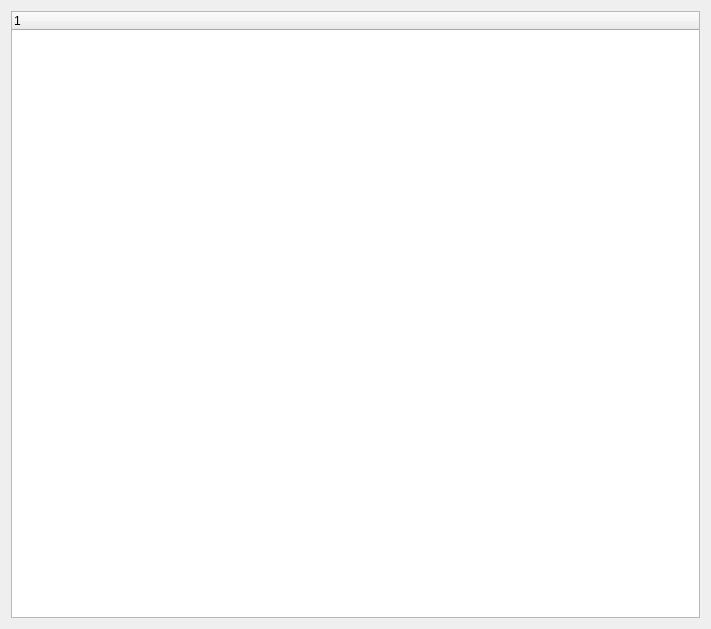
Above: Qt_Notes/Example/DesignerSimpleSample/Widget/QTreeWidgetTest.ui from Jacob-xyb/Cpp_Note before the change. Below: the same form after it.
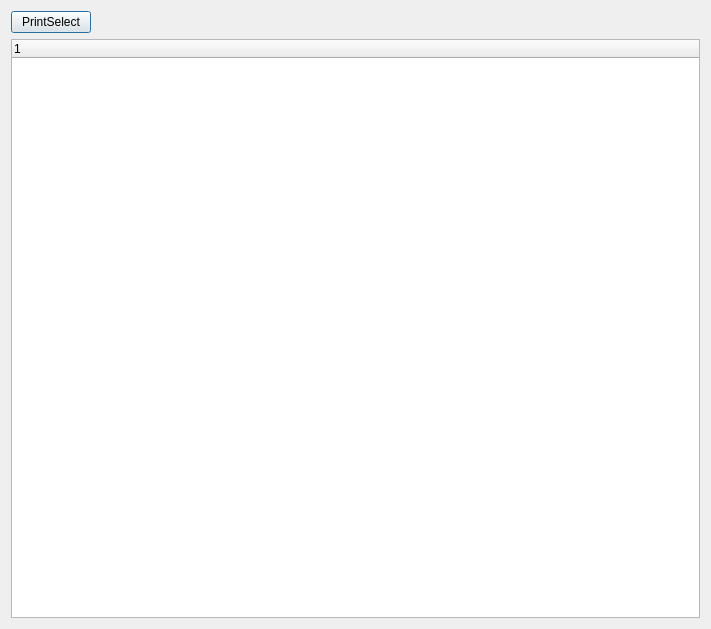
That is the form after the change.

Patch:
```diff
--- a/Qt_Notes/Example/DesignerSimpleSample/Widget/QTreeWidgetTest.ui
+++ b/Qt_Notes/Example/DesignerSimpleSample/Widget/QTreeWidgetTest.ui
@@ -13,9 +13,39 @@
   <property name="windowTitle">
    <string>QTreeWidgetTest</string>
   </property>
-  <layout class="QHBoxLayout" name="horizontalLayout">
+  <layout class="QVBoxLayout" name="verticalLayout">
    <item>
-    <widget class="QTreeWidget" name="treeWidget"/>
+    <layout class="QHBoxLayout" name="horizontalLayout">
+     <item>
+      <widget class="QPushButton" name="btn_PrintSelect">
+       <property name="text">
+        <string>PrintSelect</string>
+       </property>
+      </widget>
+     </item>
+     <item>
+      <spacer name="horizontalSpacer">
+       <property name="orientation">
+        <enum>Qt::Horizontal</enum>
+       </property>
+       <property name="sizeHint" stdset="0">
+        <size>
+         <width>40</width>
+         <height>20</height>
+        </size>
+       </property>
+      </spacer>
+     </item>
+    </layout>
+   </item>
+   <item>
+    <widget class="QTreeWidget" name="treeWidget">
+     <column>
+      <property name="text">
+       <string notr="true">1</string>
+      </property>
+     </column>
+    </widget>
    </item>
   </layout>
  </widget>
```
